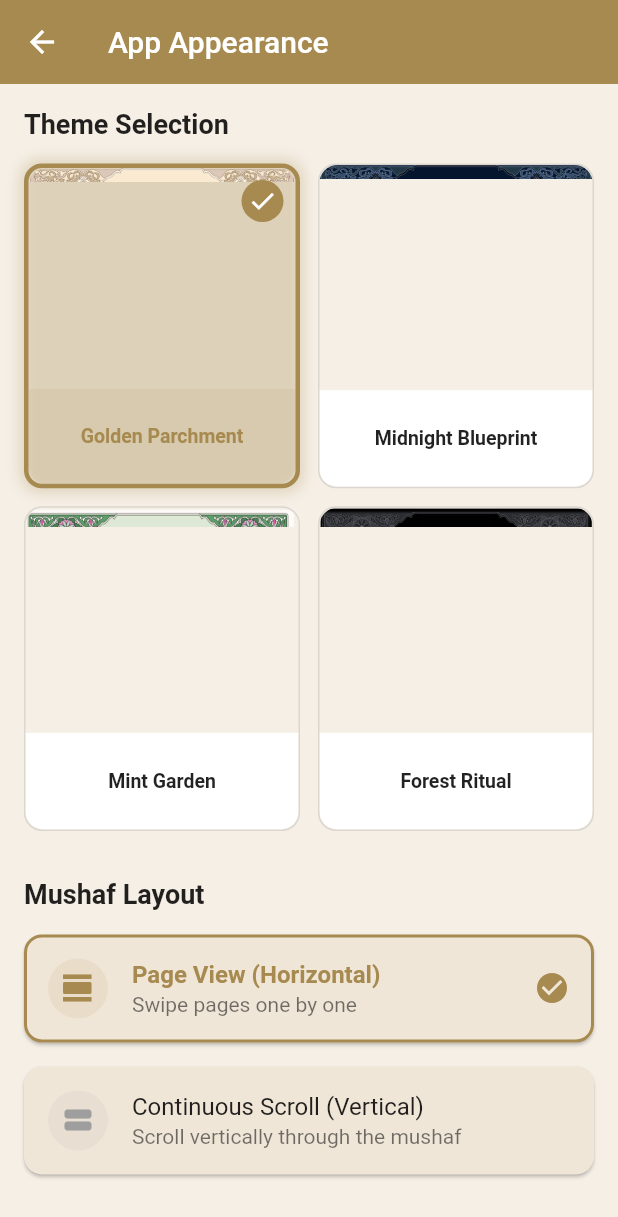
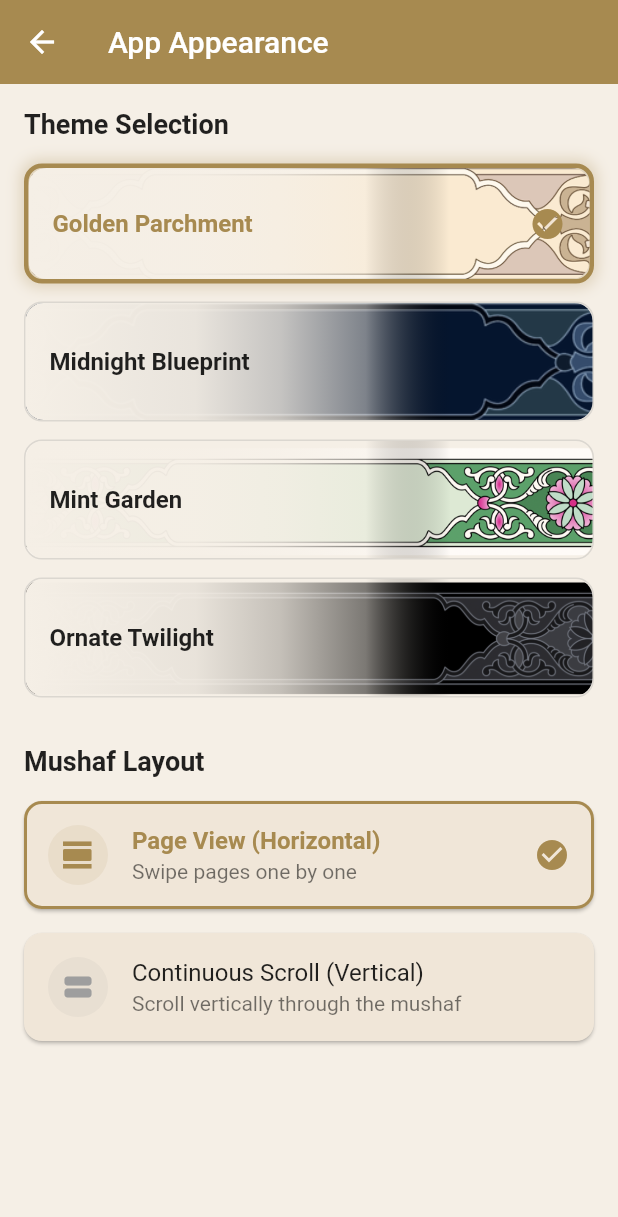
Before and after one commit to Abduselamjibril/ayah_project, a Flutter app: the ThemeSettingsPage screen opened directly, on a phone screen of 412 x 824 dp. Shown: the top 1217 px of the screen. Run offline on Flutter 3.47's test engine with Material 3 defaults, Android fonts, the phone set to English and light mode, and no system bars; our stand-ins replace connectivity_plus, flutter_local_notifications, shared_preferences, sqflite, timezone; accounts and stored records are empty; network calls fail.

Commit message:
feat: Update theme management and connectivity features
- Changed theme name from "Forest Ritual" to "Ornate Twilight" in app_colors.dart and theme_service.dart.
- Removed unnecessary QuranLibrary initialization from tafsir_service.dart and translation_service.dart.
- Enhanced download settings page with connectivity listener and status display.
- Updated downloads screen to check for internet connectivity before proceeding with downloads.
- Refactored theme settings page to use a vertical layout for theme selection.
- Removed unused audio-related plugins from macOS and Windows generated files.
- Updated pubspec.yaml to use the latest version of connectivity_plus.

```diff
--- a/quran_app/lib/core/constants/app_colors.dart
+++ b/quran_app/lib/core/constants/app_colors.dart
@@ -19,9 +19,9 @@ class AppColors {
   static const Color greenLightAccent = Color(0xFF50A78A);
   static const Color greenLightText = Colors.black87;
 
-// Theme Name: "Forest Ritual"
-  static const Color greenDarkBackground = Color(0xFF1E2E1E);
-  static const Color greenDarkSurface = Color(0xFF2F4F2F);
-  static const Color greenDarkAccent = Color(0xFF88C999);
+// Theme Name: " Ornate Twilight"
+  static const Color greenDarkBackground = Color.fromARGB(255, 0, 0, 0);
+  static const Color greenDarkSurface = Color(0xFF1C1C1C);
+  static const Color greenDarkAccent = Color(0xFFB0AFAF);
   static const Color greenDarkText = Colors.white70;
 }
--- a/quran_app/lib/core/database/init_database.dart
+++ b/quran_app/lib/core/database/init_database.dart
@@ -25,7 +25,7 @@ class DatabaseInitializer {
     }
   }
 
-  /// Initialize quran_library services
+  /// Initialize app services
   static Future<void> _initializeServices() async {
     try {
       // Initialize Translation Service
--- a/quran_app/lib/core/services/tafsir_service.dart
+++ b/quran_app/lib/core/services/tafsir_service.dart
@@ -1,5 +1,4 @@
 // lib/core/services/tafsir_service.dart
-import 'package:quran_library/quran_library.dart';
 import 'package:quran_app/core/database/dao/tafsir_dao.dart';
 import 'package:quran_app/core/database/app_database.dart';
 import 'package:quran_app/data/sources/remote/tafsir_api.dart';
@@ -23,9 +22,6 @@ class TafsirService {
     if (_isInitialized) return;
 
     try {
-      // Initialize QuranLibrary
-      await QuranLibrary.init();
-
       // Initialize DAO
       final database = await AppDatabase.instance.database;
       _tafsirDao = TafsirDao(database);
--- a/quran_app/lib/core/services/theme_service.dart
+++ b/quran_app/lib/core/services/theme_service.dart
@@ -7,7 +7,7 @@ enum AppTheme {
   goldenParchment, // mainframe.png
   midnightBlueprint, // mainframe_dark.png
   mintGarden, // green_mainframe.png
-  forestRitual, // green_mainframe_dark.png
+  ornateTwilight, // green_mainframe_dark.png
 }
 
 class ThemeService extends ChangeNotifier {
@@ -36,7 +36,7 @@ class ThemeService extends ChangeNotifier {
         return 'assets/images/mainframe_dark.png';
       case AppTheme.mintGarden:
         return 'assets/images/green_mainframe.png';
-      case AppTheme.forestRitual:
+      case AppTheme.ornateTwilight:
         return 'assets/images/green_mainframe_dark.png';
     }
   }
@@ -50,8 +50,8 @@ class ThemeService extends ChangeNotifier {
         return 'Midnight Blueprint';
       case AppTheme.mintGarden:
         return 'Mint Garden';
-      case AppTheme.forestRitual:
-        return 'Forest Ritual';
+      case AppTheme.ornateTwilight:
+        return 'Ornate Twilight';
     }
   }
 
@@ -93,8 +93,8 @@ class ThemeService extends ChangeNotifier {
         return _midnightBlueprintTheme;
       case AppTheme.mintGarden:
         return _mintGardenTheme;
-      case AppTheme.forestRitual:
-        return _forestRitualTheme;
+      case AppTheme.ornateTwilight:
+        return _ornateTwilightTheme;
     }
   }
 
@@ -191,8 +191,8 @@ class ThemeService extends ChangeNotifier {
     );
   }
 
-  /// Forest Ritual Theme (Green Dark)
-  ThemeData get _forestRitualTheme {
+  /// Ornate Twilight Theme (Green Dark)
+  ThemeData get _ornateTwilightTheme {
     return ThemeData(
       useMaterial3: false,
       brightness: Brightness.dark,
--- a/quran_app/lib/core/services/translation_service.dart
+++ b/quran_app/lib/core/services/translation_service.dart
@@ -1,5 +1,4 @@
 // lib/core/services/translation_service.dart
-import 'package:quran_library/quran_library.dart';
 import 'package:quran_app/core/database/dao/translation_dao.dart';
 import 'package:quran_app/core/database/app_database.dart';
 import 'package:quran_app/data/sources/remote/translation_api.dart';
@@ -23,9 +22,6 @@ class TranslationService {
     if (_isInitialized) return;
 
     try {
-      // Initialize QuranLibrary
-      await QuranLibrary.init();
-
       // Initialize DAO
       final database = await AppDatabase.instance.database;
       _translationDao = TranslationDao(database);
--- a/quran_app/lib/features/settings/theme_settings_page.dart
+++ b/quran_app/lib/features/settings/theme_settings_page.dart
@@ -28,40 +28,32 @@ class ThemeSettingsPage extends StatelessWidget {
                   style: TextStyle(fontWeight: FontWeight.bold, fontSize: 18),
                 ),
               ),
-              // Theme grid - 2x2 layout
-              GridView.count(
-                crossAxisCount: 2,
-                shrinkWrap: true,
-                physics: const NeverScrollableScrollPhysics(),
-                mainAxisSpacing: 12,
-                crossAxisSpacing: 12,
-                childAspectRatio: 0.85,
-                children: [
+              // Theme list - vertical layout
               _buildThemeCard(
                 context,
                 theme: AppTheme.goldenParchment,
                 isSelected:
                     themeService.currentTheme == AppTheme.goldenParchment,
               ),
+              const SizedBox(height: 12),
               _buildThemeCard(
                 context,
                 theme: AppTheme.midnightBlueprint,
                 isSelected:
                     themeService.currentTheme == AppTheme.midnightBlueprint,
               ),
+              const SizedBox(height: 12),
               _buildThemeCard(
                 context,
                 theme: AppTheme.mintGarden,
-                    isSelected:
-                        themeService.currentTheme == AppTheme.mintGarden,
+                isSelected: themeService.currentTheme == AppTheme.mintGarden,
               ),
+              const SizedBox(height: 12),
               _buildThemeCard(
                 context,
-                    theme: AppTheme.forestRitual,
+                theme: AppTheme.ornateTwilight,
                 isSelected:
-                        themeService.currentTheme == AppTheme.forestRitual,
-                  ),
-                ],
+                    themeService.currentTheme == AppTheme.ornateTwilight,
               ),
               const SizedBox(height: 24),
               const Padding(
@@ -111,6 +103,7 @@ class ThemeSettingsPage extends StatelessWidget {
         ThemeService().setTheme(theme);
       },
       child: Container(
+        height: 80,
         decoration: BoxDecoration(
           borderRadius: BorderRadius.circular(12),
           border: Border.all(
@@ -131,73 +124,75 @@ class ThemeSettingsPage extends StatelessWidget {
         ),
         child: ClipRRect(
           borderRadius: BorderRadius.circular(12),
-          child: Column(
+          child: Stack(
             children: [
-              // Half image preview
-              Expanded(
-                flex: 7,
-                child: Stack(
-                  fit: StackFit.expand,
-                  children: [
-                    // Show top half of the mainframe image
-                    Align(
-                      alignment: Alignment.topCenter,
+              // Full width image showing right side
+              Positioned.fill(
                 child: ClipRect(
                   child: Align(
-                          alignment: Alignment.topCenter,
-                          heightFactor: 0.5, // Show only top half
+                    alignment: Alignment
+                        .centerLeft, // This shows the RIGHT side of the image
+                    widthFactor: 0.5, // Show only right half
                     child: Image.asset(
                       imagePath,
                       fit: BoxFit.cover,
+                      height: double.infinity,
                       width: double.infinity,
                     ),
                   ),
                 ),
               ),
-                    // Selection indicator overlay
-                    if (isSelected)
-                      Positioned(
-                        top: 8,
-                        right: 8,
+              // Gradient overlay for smooth transition from text to image
+              Positioned.fill(
                 child: Container(
-                          padding: const EdgeInsets.all(4),
                   decoration: BoxDecoration(
-                            color: Theme.of(context).primaryColor,
-                            shape: BoxShape.circle,
-                          ),
-                          child: const Icon(
-                            Icons.check,
-                            color: Colors.white,
-                            size: 20,
+                    gradient: LinearGradient(
+                      begin: Alignment.centerLeft,
+                      end: Alignment.centerRight,
+                      colors: [
+                        Theme.of(context).scaffoldBackgroundColor,
+                        Theme.of(context)
+                            .scaffoldBackgroundColor
+                            .withOpacity(0.95),
+                        Theme.of(context)
+                            .scaffoldBackgroundColor
+                            .withOpacity(0.8),
+                        Theme.of(context)
+                            .scaffoldBackgroundColor
+                            .withOpacity(0.5),
+                        Colors.transparent,
+                      ],
+                      stops: const [0.0, 0.3, 0.45, 0.6, 0.75],
                     ),
                   ),
                 ),
-                  ],
               ),
-              ),
-              // Theme name
+              // Theme name and checkmark on top
+              Positioned.fill(
+                child: Padding(
+                  padding: const EdgeInsets.symmetric(horizontal: 16),
+                  child: Row(
+                    children: [
                       Expanded(
-                flex: 3,
-                child: Container(
-                  width: double.infinity,
-                  padding:
-                      const EdgeInsets.symmetric(horizontal: 8, vertical: 4),
-                  color: isSelected
-                      ? Theme.of(context).primaryColor.withOpacity(0.1)
-                      : Theme.of(context).cardColor,
-                  child: Center(
                         child: Text(
                           themeName,
-                      textAlign: TextAlign.center,
                           style: TextStyle(
                             fontWeight:
                                 isSelected ? FontWeight.bold : FontWeight.w600,
-                        fontSize: 13,
+                            fontSize: 16,
                             color: isSelected
                                 ? Theme.of(context).primaryColor
                                 : Theme.of(context).textTheme.bodyLarge?.color,
                           ),
                         ),
+                      ),
+                      if (isSelected)
+                        Icon(
+                          Icons.check_circle,
+                          color: Theme.of(context).primaryColor,
+                          size: 24,
+                        ),
+                    ],
                   ),
                 ),
               ),
--- a/quran_app/pubspec.yaml
+++ b/quran_app/pubspec.yaml
@@ -13,8 +13,8 @@ dependencies:
   cupertino_icons: ^1.0.8
   sqflite: ^2.3.0
   path: ^1.8.3
-  quran_library: ^2.1.0
   shared_preferences: ^2.2.2
+  connectivity_plus: ^6.1.0
   flutter_local_notifications: ^19.5.0
   timezone: ^0.10.1
   http: ^1.1.0
```
Also changed, not shown: quran_app/lib/features/downloads/download_settings_page.dart (+100 -1 lines), quran_app/lib/features/downloads/downloads_screen.dart (+48 -5 lines), quran_app/pubspec.lock, 3 other files. Lines whose indentation alone changed are shown as unchanged.
